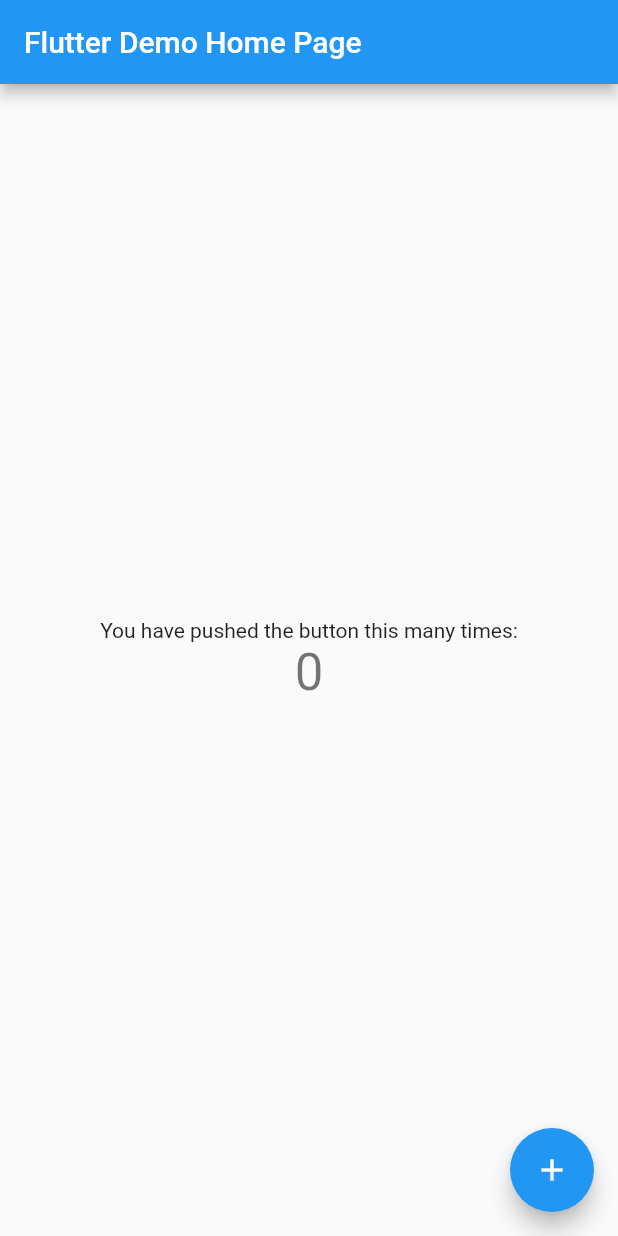
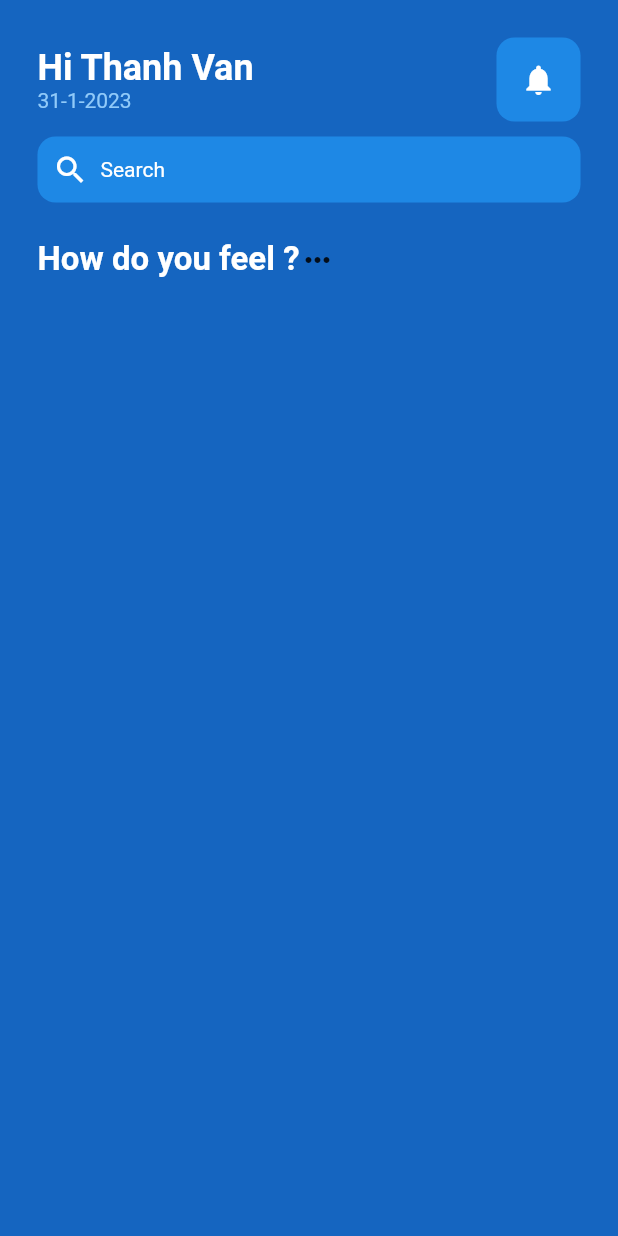
Before and after one commit to thanhdinhvan/mentalhealthapp, a Flutter app: the screen it shows after launch, on a phone screen of 412 x 824 dp. Run offline on Flutter 3.47's test engine with Material 2 defaults, Android fonts, the phone set to English and light mode, and no system bars.

Commit message:
add search bar

```diff
--- /dev/null
+++ b/lib/Home/home_page.dart
@@ -0,0 +1,89 @@
+import 'package:flutter/material.dart';
+
+class HomePage extends StatefulWidget {
+  const HomePage({Key? key}) : super(key: key);
+
+  @override
+  State<HomePage> createState() => _HomePageState();
+}
+
+class _HomePageState extends State<HomePage> {
+  @override
+  Widget build(BuildContext context) {
+    return Scaffold(
+      backgroundColor: Colors.blue[800],
+      body: SafeArea(
+        child: Padding(
+          padding: const EdgeInsets.all(25.0),
+          child: Column(
+            children: [
+            Row(
+              mainAxisAlignment: MainAxisAlignment.spaceBetween,
+              children: [
+              Column(
+                crossAxisAlignment: CrossAxisAlignment.start,
+                children:[
+                Text("Hi Thanh Van",
+                style: TextStyle(
+                  color: Colors.white,
+                  fontSize: 24,
+                  fontWeight: FontWeight.bold),),
+                Text(
+                    "31-1-2023",
+                    style: TextStyle(color: Colors.blue[200]),
+                    )]
+              ),
+
+                //Notification
+              Container(
+                decoration: BoxDecoration(
+                  borderRadius: BorderRadius.circular(12),
+                  color: Colors.blue[600]),
+                padding: EdgeInsets.all(16),
+                child: Icon(
+                  Icons.notifications,
+                  color: Colors.white ,),
+              )
+            ],),
+            SizedBox(
+              height: 10,
+            ),
+            // search bar
+            Container(
+              decoration: BoxDecoration(
+                color: Colors.blue[600],
+                borderRadius: BorderRadius.circular(12)
+              ),
+              padding: EdgeInsets.all(10),
+              child: Row(
+                children: [
+                  Icon(Icons.search,
+                  color: Colors.white,),
+                  SizedBox(width: 8,),
+                  Text(
+                    "Search",
+                    style: TextStyle(
+                      color: Colors.white
+                    ),
+                    )
+                ],
+              ),
+            ),
+            SizedBox(height: 25,),
+            Row(
+              children: [
+                Text("How do you feel ?",
+                  style: TextStyle(
+                    color: Colors.white,
+                    fontSize: 22,
+                    fontWeight: FontWeight.bold),),
+                    Icon(Icons.more_horiz)
+              ]
+            ),
+
+          ],),
+        ),
+      ),
+    );
+  }
+}
--- a/lib/main.dart
+++ b/lib/main.dart
@@ -1,4 +1,5 @@
 import 'package:flutter/material.dart';
+import 'Home/home_page.dart';
 
 void main() {
   runApp(const MyApp());
@@ -7,109 +8,11 @@ void main() {
 class MyApp extends StatelessWidget {
   const MyApp({Key? key}) : super(key: key);
 
-  // This widget is the root of your application.
   @override
   Widget build(BuildContext context) {
     return MaterialApp(
-      title: 'Flutter Demo',
-      theme: ThemeData(
-        // This is the theme of your application.
-        //
-        // Try running your application with "flutter run". You'll see the
-        // application has a blue toolbar. Then, without quitting the app, try
-        // changing the primarySwatch below to Colors.green and then invoke
-        // "hot reload" (press "r" in the console where you ran "flutter run",
-        // or simply save your changes to "hot reload" in a Flutter IDE).
-        // Notice that the counter didn't reset back to zero; the application
-        // is not restarted.
-        primarySwatch: Colors.blue,
-      ),
-      home: const MyHomePage(title: 'Flutter Demo Home Page'),
+      debugShowCheckedModeBanner: false,
+      home: HomePage(),
     );
   }
 }
-
-class MyHomePage extends StatefulWidget {
-  const MyHomePage({Key? key, required this.title}) : super(key: key);
-
-  // This widget is the home page of your application. It is stateful, meaning
-  // that it has a State object (defined below) that contains fields that affect
-  // how it looks.
-
-  // This class is the configuration for the state. It holds the values (in this
-  // case the title) provided by the parent (in this case the App widget) and
-  // used by the build method of the State. Fields in a Widget subclass are
-  // always marked "final".
-
-  final String title;
-
-  @override
-  State<MyHomePage> createState() => _MyHomePageState();
-}
-
-class _MyHomePageState extends State<MyHomePage> {
-  int _counter = 0;
-
-  void _incrementCounter() {
-    setState(() {
-      // This call to setState tells the Flutter framework that something has
-      // changed in this State, which causes it to rerun the build method below
-      // so that the display can reflect the updated values. If we changed
-      // _counter without calling setState(), then the build method would not be
-      // called again, and so nothing would appear to happen.
-      _counter++;
-    });
-  }
-
-  @override
-  Widget build(BuildContext context) {
-    // This method is rerun every time setState is called, for instance as done
-    // by the _incrementCounter method above.
-    //
-    // The Flutter framework has been optimized to make rerunning build methods
-    // fast, so that you can just rebuild anything that needs updating rather
-    // than having to individually change instances of widgets.
-    return Scaffold(
-      appBar: AppBar(
-        // Here we take the value from the MyHomePage object that was created by
-        // the App.build method, and use it to set our appbar title.
-        title: Text(widget.title),
-      ),
-      body: Center(
-        // Center is a layout widget. It takes a single child and positions it
-        // in the middle of the parent.
-        child: Column(
-          // Column is also a layout widget. It takes a list of children and
-          // arranges them vertically. By default, it sizes itself to fit its
-          // children horizontally, and tries to be as tall as its parent.
-          //
-          // Invoke "debug painting" (press "p" in the console, choose the
-          // "Toggle Debug Paint" action from the Flutter Inspector in Android
-          // Studio, or the "Toggle Debug Paint" command in Visual Studio Code)
-          // to see the wireframe for each widget.
-          //
-          // Column has various properties to control how it sizes itself and
-          // how it positions its children. Here we use mainAxisAlignment to
-          // center the children vertically; the main axis here is the vertical
-          // axis because Columns are vertical (the cross axis would be
-          // horizontal).
-          mainAxisAlignment: MainAxisAlignment.center,
-          children: <Widget>[
-            const Text(
-              'You have pushed the button this many times:',
-            ),
-            Text(
-              '$_counter',
-              style: Theme.of(context).textTheme.headline4,
-            ),
-          ],
-        ),
-      ),
-      floatingActionButton: FloatingActionButton(
-        onPressed: _incrementCounter,
-        tooltip: 'Increment',
-        child: const Icon(Icons.add),
-      ), // This trailing comma makes auto-formatting nicer for build methods.
-    );
-  }
-}
```
